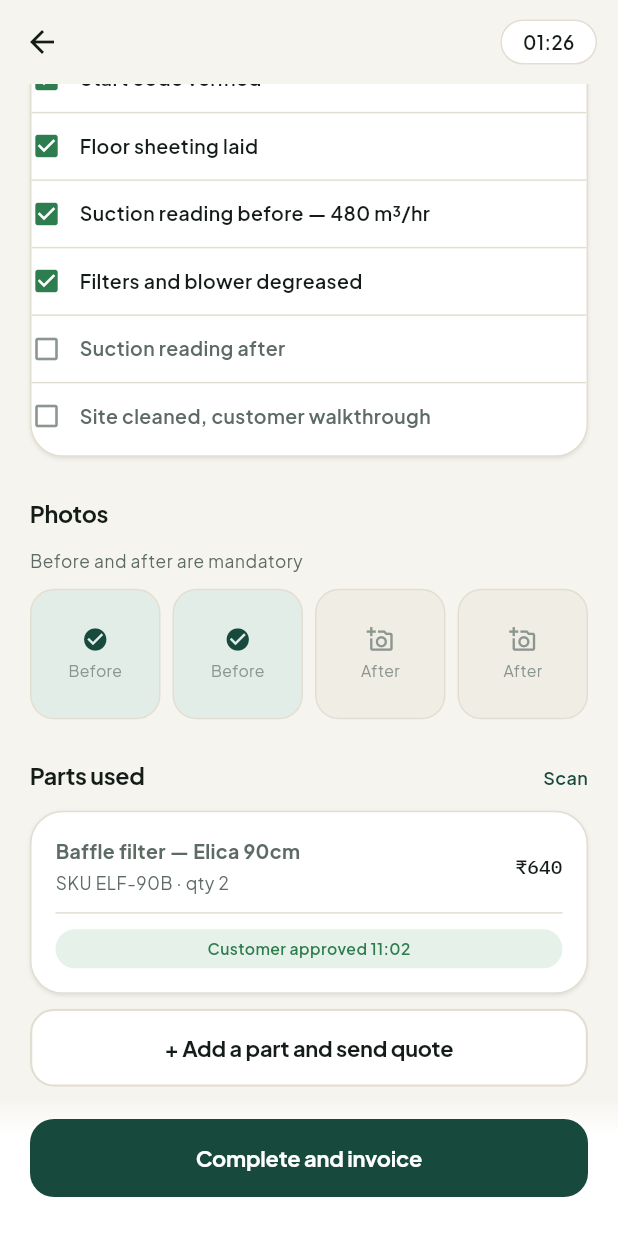
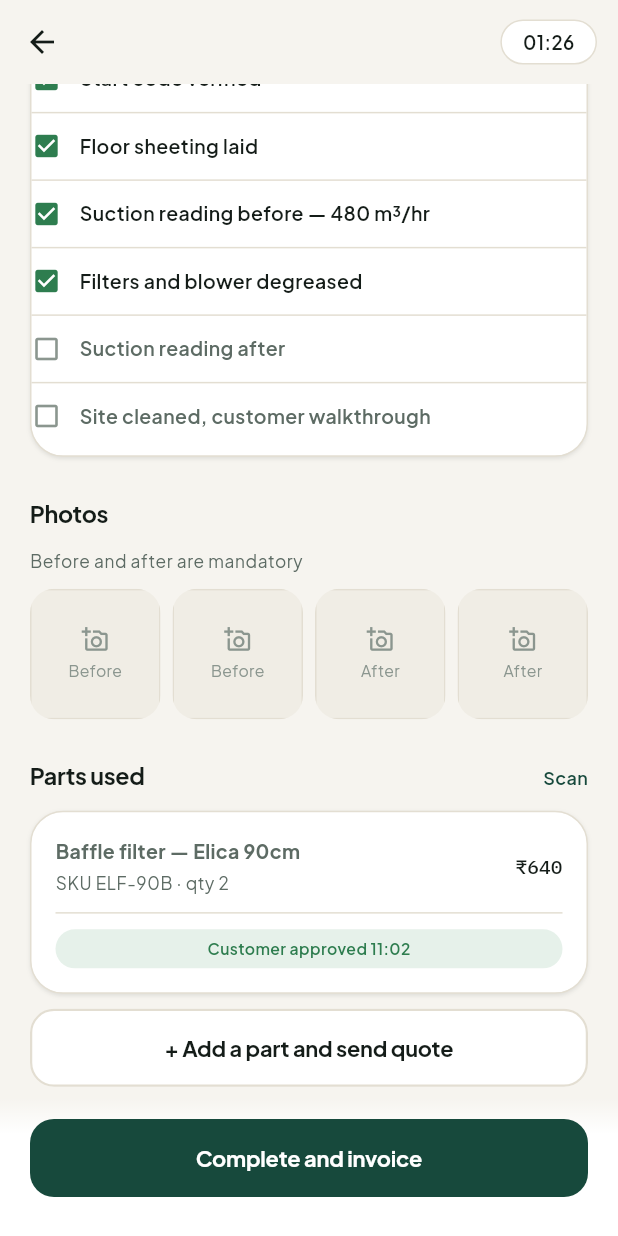
Before and after one commit to ankitchouria-oss/Rasoi-care, a Flutter app: the TechJobScreen screen opened directly with empty values, scrolled down 576 dp, on a phone screen of 412 x 824 dp. Run offline on Flutter 3.47's test engine with Material 3 defaults, Android fonts, the phone set to English and light mode, and no system bars; our stand-ins replace cloud_firestore, firebase_auth, firebase_core, firebase_storage, flutter_riverpod, geolocator and 7 more; missing offline and left inert: smart_auth; accounts and stored records are empty.

Commit message:
Fix Partner app before/after photos: cameras never actually opened
Both "Before" boxes were hardcoded filled: true with no onTap at all —
they could never be captured, just permanently claimed to be done.
"After" boxes had an onTap, but it only called a counter's capture()
method that — per its own comment — "just fills a box in"; no camera
ever opened, no photo was ever taken. Added CAMERA permission and
wired both Before and After boxes to a real image_picker camera
capture, showing the actual captured photo as the box's thumbnail
and best-effort uploading it to Firebase Storage via the existing
TechnicianUploadService (same as KYC document uploads at signup).

Co-Authored-By: Claude Sonnet 5 <noreply@anthropic.com>
Claude-Session: https://claude.ai/code/session_01Soo4WQcnhX5fvKCnZ5tTgW

```diff
--- a/careplus_partner/lib/features/jobs/tech_job_screen.dart
+++ b/careplus_partner/lib/features/jobs/tech_job_screen.dart
@@ -1,15 +1,18 @@
 import 'dart:async';
+import 'dart:io';
 import 'package:flutter/material.dart';
 import 'package:flutter_riverpod/flutter_riverpod.dart';
 import 'package:geolocator/geolocator.dart';
 import 'package:go_router/go_router.dart';
 import 'package:google_maps_flutter/google_maps_flutter.dart';
+import 'package:image_picker/image_picker.dart';
 import 'package:url_launcher/url_launcher.dart';
 
 import '../../core/config/maps_config.dart';
 import '../../core/widgets/care_widgets.dart';
 import '../../core/theme/care_plus_theme.dart';
 import '../../data/api/api_repository.dart';
+import '../../data/firebase/technician_upload_service.dart';
 import '../../data/models.dart';
 import '../../state/providers.dart';
 
@@ -206,6 +209,21 @@ class _TechJobScreenState extends ConsumerState<TechJobScreen> {
     if (mounted) setState(() => _advancing = false);
   }
 
+  // Opens the real device camera (not a fake "fills a box in" counter) and,
+  // on a successful capture, records it in the matching before/after
+  // provider and best-effort uploads it to Firebase Storage under this
+  // job — mirroring TechnicianUploadService's use during signup. Upload
+  // failure never blocks the technician; the local capture already
+  // satisfied the checklist requirement.
+  Future<void> _capturePhoto(bool isBefore) async {
+    final picked = await ImagePicker().pickImage(source: ImageSource.camera, imageQuality: 80);
+    if (picked == null || !mounted) return;
+    final vm = ref.read((isBefore ? techBeforePhotosProvider : techAfterPhotosProvider)(widget.jobId).notifier);
+    vm.add(picked.path);
+    final kind = '${isBefore ? 'before' : 'after'}_${DateTime.now().millisecondsSinceEpoch}';
+    unawaited(TechnicianUploadService().upload(File(picked.path), kind: '${widget.jobId}_$kind'));
+  }
+
   @override
   Widget build(BuildContext context) {
     ref.watch(jobsFeedTickProvider); // rebuild once a real fetch/action lands
@@ -214,8 +232,8 @@ class _TechJobScreenState extends ConsumerState<TechJobScreen> {
     final liveStatus = repo is ApiRepository ? repo.statusOf(widget.jobId) : null;
     final checklist = ref.watch(techChecklistProvider(widget.jobId));
     final checklistVM = ref.read(techChecklistProvider(widget.jobId).notifier);
+    final beforePhotos = ref.watch(techBeforePhotosProvider(widget.jobId));
     final afterPhotos = ref.watch(techAfterPhotosProvider(widget.jobId));
-    final afterPhotosVM = ref.read(techAfterPhotosProvider(widget.jobId).notifier);
     final doneCount = checklist.where((c) => c.checked).length;
 
     return Scaffold(
@@ -371,26 +389,16 @@ class _TechJobScreenState extends ConsumerState<TechJobScreen> {
                     crossAxisSpacing: 8,
                     childAspectRatio: 1,
                     children: [
-                      _photoBox(context, label: 'Before', filled: true),
-                      _photoBox(context, label: 'Before', filled: true),
+                      for (var i = 0; i < 2; i++)
+                        _photoBox(context,
+                            label: 'Before',
+                            imagePath: i < beforePhotos.length ? beforePhotos[i] : null,
+                            onTap: i == beforePhotos.length ? () => _capturePhoto(true) : null),
+                      for (var i = 0; i < 2; i++)
                         _photoBox(context,
                             label: 'After',
-                          filled: afterPhotos > 0,
-                          onTap: afterPhotos < 2
-                              ? () {
-                                  afterPhotosVM.capture();
-                                  _toast(context, 'Camera');
-                                }
-                              : null),
-                      _photoBox(context,
-                          label: 'After',
-                          filled: afterPhotos > 1,
-                          onTap: afterPhotos < 2
-                              ? () {
-                                  afterPhotosVM.capture();
-                                  _toast(context, 'Camera');
-                                }
-                              : null),
+                            imagePath: i < afterPhotos.length ? afterPhotos[i] : null,
+                            onTap: i == afterPhotos.length ? () => _capturePhoto(false) : null),
                     ],
                   ),
                   SectionHeader('Parts used',
@@ -484,22 +492,38 @@ class _TechJobScreenState extends ConsumerState<TechJobScreen> {
       );
 
   Widget _photoBox(BuildContext context,
-      {required String label, required bool filled, VoidCallback? onTap}) {
-    final content = Container(
+      {required String label, String? imagePath, VoidCallback? onTap}) {
+    final filled = imagePath != null;
+    final content = ClipRRect(
+      borderRadius: Radii.rMd,
+      child: Container(
         decoration: BoxDecoration(
           color: filled ? context.scheme.primaryContainer : context.scheme.surfaceContainerHigh,
-        borderRadius: Radii.rMd,
           border: Border.all(color: context.care.hairline),
         ),
-      child: Column(
+        child: filled
+            ? Stack(
+                fit: StackFit.expand,
+                children: [
+                  Image.file(File(imagePath), fit: BoxFit.cover),
+                  Positioned(
+                    right: 4,
+                    top: 4,
+                    child: Icon(Icons.check_circle,
+                        size: 16, color: context.scheme.primary, shadows: const [
+                      Shadow(color: Colors.black45, blurRadius: 3),
+                    ]),
+                  ),
+                ],
+              )
+            : Column(
                 mainAxisAlignment: MainAxisAlignment.center,
                 children: [
-          Icon(filled ? Icons.check_circle : Icons.add_a_photo_outlined,
-              size: 18,
-              color: filled ? context.scheme.primary : context.care.inkFaint),
+                  Icon(Icons.add_a_photo_outlined, size: 18, color: context.care.inkFaint),
                   const SizedBox(height: 4),
                   Text(label, style: TextStyle(fontSize: 10.5, color: context.care.inkFaint)),
                 ],
+              ),
       ),
     );
     return onTap == null ? content : Pressable(onTap: onTap, scale: 0.94, child: content);
--- a/careplus_partner/lib/state/providers.dart
+++ b/careplus_partner/lib/state/providers.dart
@@ -59,16 +59,18 @@ class TechChecklistVM extends FamilyNotifier<List<ChecklistItem>, String> {
   }
 }
 
-/// How many "after" photos the technician has captured for a job (0..2).
-/// A plain counter is enough here — the mock camera just fills a box in.
+/// The before/after photos actually captured (via the device camera) for a
+/// job — up to 2 each, local file paths. Real capture, not a fake counter:
+/// see _capturePhoto in tech_job_screen.dart.
+final techBeforePhotosProvider =
+    NotifierProvider.family<JobPhotosVM, List<String>, String>(JobPhotosVM.new);
 final techAfterPhotosProvider =
-    NotifierProvider.family<TechAfterPhotosVM, int, String>(
-        TechAfterPhotosVM.new);
+    NotifierProvider.family<JobPhotosVM, List<String>, String>(JobPhotosVM.new);
 
-class TechAfterPhotosVM extends FamilyNotifier<int, String> {
+class JobPhotosVM extends FamilyNotifier<List<String>, String> {
   @override
-  int build(String arg) => 0;
-  void capture() {
-    if (state < 2) state = state + 1;
+  List<String> build(String arg) => const [];
+  void add(String path) {
+    if (state.length < 2) state = [...state, path];
   }
 }
```
Also changed, not shown: 1 other file. Lines whose indentation alone changed are shown as unchanged.
